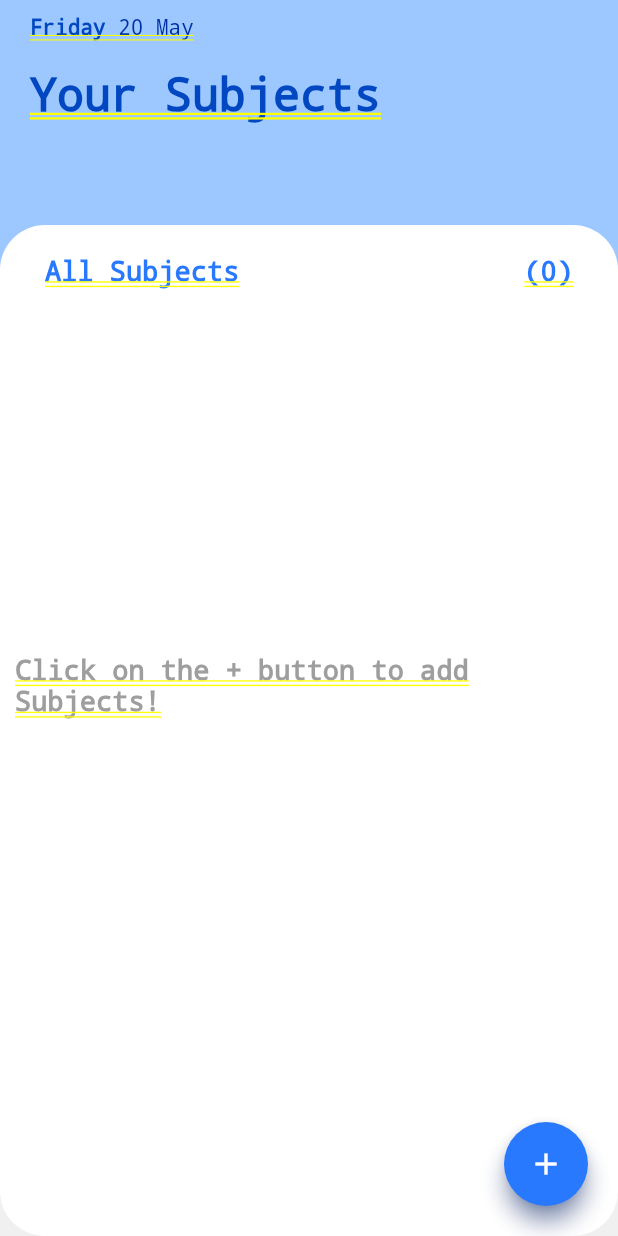
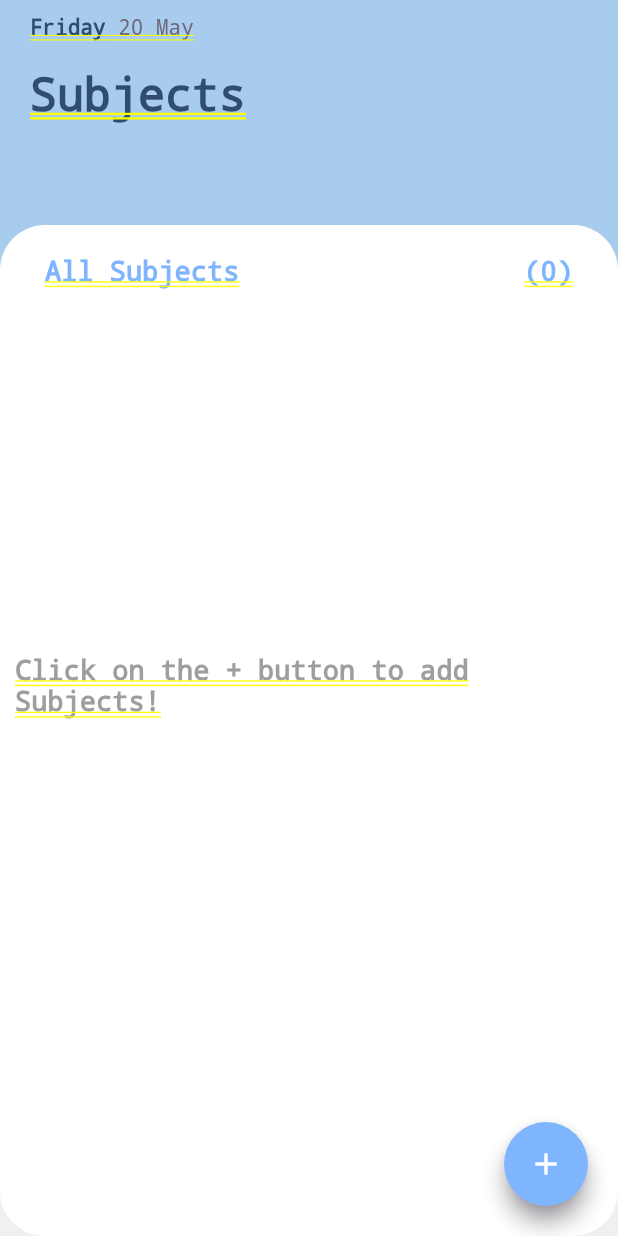
Before and after one commit to RoshanJose7/remind_me, a Flutter app: the AllSubjects screen opened by its route, on a phone screen of 412 x 824 dp. Run offline on Flutter 3.47's test engine with Material 2 defaults, Android fonts, the phone set to English and light mode, and no system bars; our stand-ins replace file_picker, flutter_datetime_picker, fluttertoast, font_awesome_flutter, liquid_swipe, percent_indicator and 1 more; accounts and stored records are empty.

Commit message:
Fix: UI colours

```diff
--- a/lib/pages/AddTask.dart
+++ b/lib/components/AddTask.dart
@@ -181,7 +181,7 @@ class _AddTaskState extends State<AddTask> {
                 fontSize: 16,
               ),
             ),
-          )
+          ),
         ],
       ),
     );
--- a/lib/main.dart
+++ b/lib/main.dart
@@ -1,9 +1,9 @@
 import 'package:flutter/material.dart';
 import 'package:provider/provider.dart';
 import 'package:remind_me/MainApp.dart';
-import 'package:remind_me/pages/AllSubjects.dart';
-import 'package:remind_me/pages/GetInfoPage.dart';
-import 'package:remind_me/pages/UserOnboard.dart';
+import 'package:remind_me/pages/Onboarding.dart';
+import 'package:remind_me/pages/Signup.dart';
+import 'package:remind_me/pages/Subjects.dart';
 import 'package:remind_me/providers/ClassesToday.dart';
 import 'package:remind_me/providers/MainState.dart';
 import 'package:remind_me/providers/Subjects.dart';
@@ -29,14 +29,14 @@ Future<void> main() async {
         ),
         ListenableProvider<Tasks>(create: (ctx) => Tasks()),
       ],
-      child: MyApp(prefs),
+      child: Router(prefs),
     ),
   );
 }
 
-class MyApp extends StatelessWidget {
+class Router extends StatelessWidget {
   SharedPreferences prefs;
-  MyApp(this.prefs);
+  Router(this.prefs);
 
   @override
   Widget build(BuildContext context) {
@@ -63,7 +63,7 @@ class MyApp extends StatelessWidget {
       ),
       initialRoute: hideIntro == true ? "/" : "/onboard",
       routes: {
-        "/": (context) => MainApp(),
+        "/": (context) => AppPlaceholder(),
         "/getInfo": (context) => GetInfoPage(),
         "/onboard": (context) => UserOnboard(),
         "/allSubjects": (context) => AllSubjects(),
--- a/lib/pages/AllSubjects.dart
+++ b/lib/pages/Subjects.dart
@@ -1,7 +1,7 @@
 import 'package:flutter/material.dart';
 import 'package:provider/provider.dart';
+import 'package:remind_me/components/AddSubject.dart';
 import 'package:remind_me/components/SubjectCard.dart';
-import 'package:remind_me/pages/AddSubject.dart';
 import 'package:remind_me/providers/Subjects.dart';
 import 'package:remind_me/shared/globals.dart';
 
@@ -79,7 +79,7 @@ class _AllSubjectsState extends State<AllSubjects>
                     children: [
                       Flexible(
                         child: Text(
-                          "Your Subjects",
+                          "Subjects",
                           style: TextStyle(
                             color: _theme.cardColor,
                             fontSize: 30,
--- a/lib/pages/Tasks.dart
+++ b/lib/pages/Tasks.dart
@@ -1,7 +1,7 @@
 import 'package:flutter/material.dart';
 import 'package:provider/provider.dart';
+import 'package:remind_me/components/AddTask.dart';
 import 'package:remind_me/components/TaskDetailCard.dart';
-import 'package:remind_me/pages/AddTask.dart';
 import 'package:remind_me/providers/Tasks.dart';
 import 'package:remind_me/shared/globals.dart';
 
@@ -78,7 +78,7 @@ class _TasksPageState extends State<TasksPage>
                     children: [
                       Flexible(
                         child: Text(
-                          "Your Tasks",
+                          "Tasks",
                           style: TextStyle(
                             color: _theme.cardColor,
                             fontSize: 30,
--- a/lib/providers/Theme.dart
+++ b/lib/providers/Theme.dart
@@ -23,36 +23,36 @@ class Themes with ChangeNotifier {
   int _themeIdx = 0;
   List<CustomTheme> _themes = [
     CustomTheme(
-      primaryColor: Color(0xFF2979FF),
-      backgroundColor: Color(0xFF9DC8FF),
-      selectedIconColor: Color(0xFF2979FF),
-      unselectedIconColor: Color(0xFF9DC8FF),
-      darkTextColor: Color(0xFF0047C1),
-      mediumTextColor: Color(0xFF0030A4),
+      primaryColor: Color(0xFF7FB5FF),
+      backgroundColor: Color(0xFFa7cced),
+      selectedIconColor: Color(0xFF545e75),
+      unselectedIconColor: Color(0xFFa7cced),
+      darkTextColor: Color(0xFF304d6d),
+      mediumTextColor: Color(0xFF706677),
     ),
     CustomTheme(
-      primaryColor: Color(0xFFD6503D),
-      backgroundColor: Color(0xFFFF9F84),
-      selectedIconColor: Color(0xFFC33F2F),
-      unselectedIconColor: Color(0xFFFF9F84),
-      darkTextColor: Color(0xFF860001),
-      mediumTextColor: Color(0xFFAD2B20),
+      primaryColor: Color(0xFFB22727),
+      backgroundColor: Color(0xFF006E7F),
+      selectedIconColor: Color(0xFFEE5007),
+      unselectedIconColor: Color(0xFF006E7F),
+      darkTextColor: Color(0xFFF8CB2E),
+      mediumTextColor: Color(0xFFEFD345),
     ),
     CustomTheme(
-      primaryColor: Color(0xFF00E676),
-      backgroundColor: Color(0xFF00E071),
-      selectedIconColor: Color(0xFF008B23),
-      unselectedIconColor: Color(0xFF00E373),
-      darkTextColor: Color(0xFF008B23),
-      mediumTextColor: Color(0xFF006000),
+      primaryColor: Color(0xFFFF6F3C),
+      backgroundColor: Color(0xFF155263),
+      selectedIconColor: Color(0xFFFF6F3C),
+      unselectedIconColor: Color(0xFF155263),
+      darkTextColor: Color(0xFFFF9A3C),
+      mediumTextColor: Color(0xFFFFC93C),
     ),
     CustomTheme(
-      primaryColor: Color(0xFF9C27B0),
-      backgroundColor: Color(0xFFFF8EFF),
-      selectedIconColor: Color(0xFFBE4BD1),
-      unselectedIconColor: Color(0xFFFF8EFF),
-      darkTextColor: Color(0xFF85019A),
-      mediumTextColor: Color(0xFF6A1B9A),
+      primaryColor: Color(0xFF7579E7),
+      backgroundColor: Color(0xFF7579E7),
+      selectedIconColor: Color(0xFF7579E7),
+      unselectedIconColor: Color(0xFF9AB3F5),
+      darkTextColor: Color(0xFF9AB3F5),
+      mediumTextColor: Color(0xFFB9FFFC),
     ),
   ];
 
--- a/pubspec.yaml
+++ b/pubspec.yaml
@@ -11,7 +11,7 @@ dependencies:
     sdk: flutter
   cupertino_icons: ^1.0.2
   liquid_swipe: ^2.1.0
-  animations: ^2.0.0
+  animations: ^2.0.2
   provider: ^6.0.2
   uuid: ^3.0.4
   shared_preferences: ^2.0.5
```
Also changed, not shown: lib/MainApp.dart (+7 -7 lines), lib/pages/AttendencePercentage.dart (renamed from lib/pages/AttendancePage.dart, +6 -5 lines), lib/pages/Settings.dart (renamed from lib/pages/ProfilePage.dart, +104 -59 lines), lib/components/AddSubject.dart (renamed from lib/pages/AddSubject.dart), lib/pages/Onboarding.dart (renamed from lib/pages/UserOnboard.dart), lib/pages/Signup.dart (renamed from lib/pages/GetInfoPage.dart).
